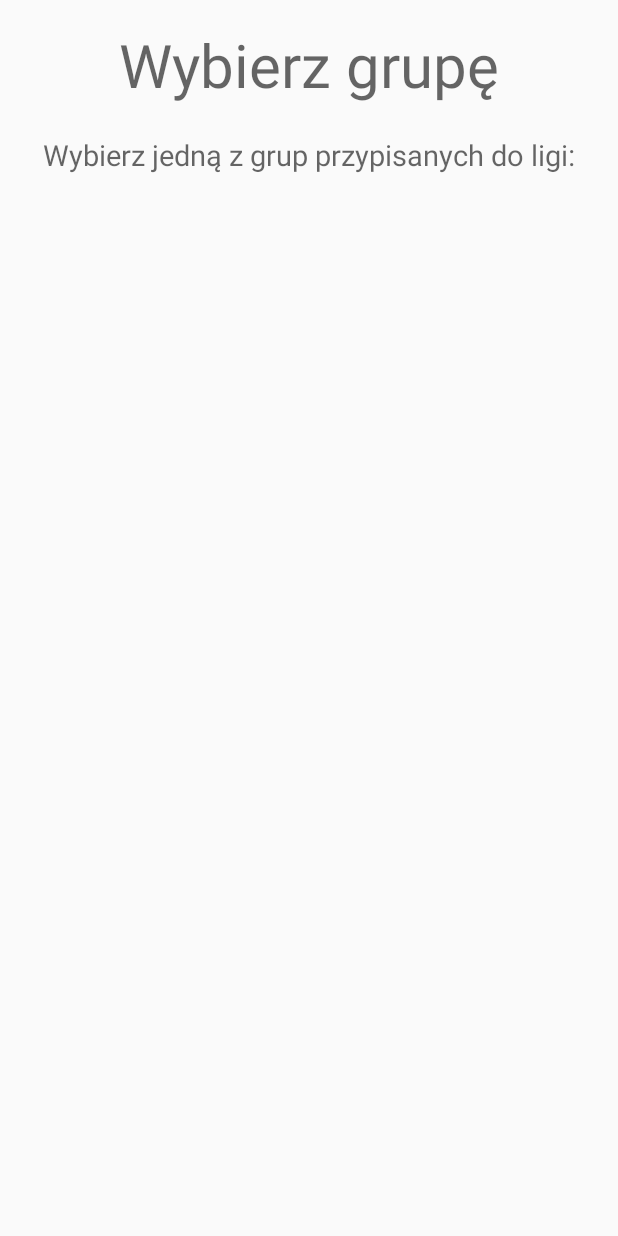
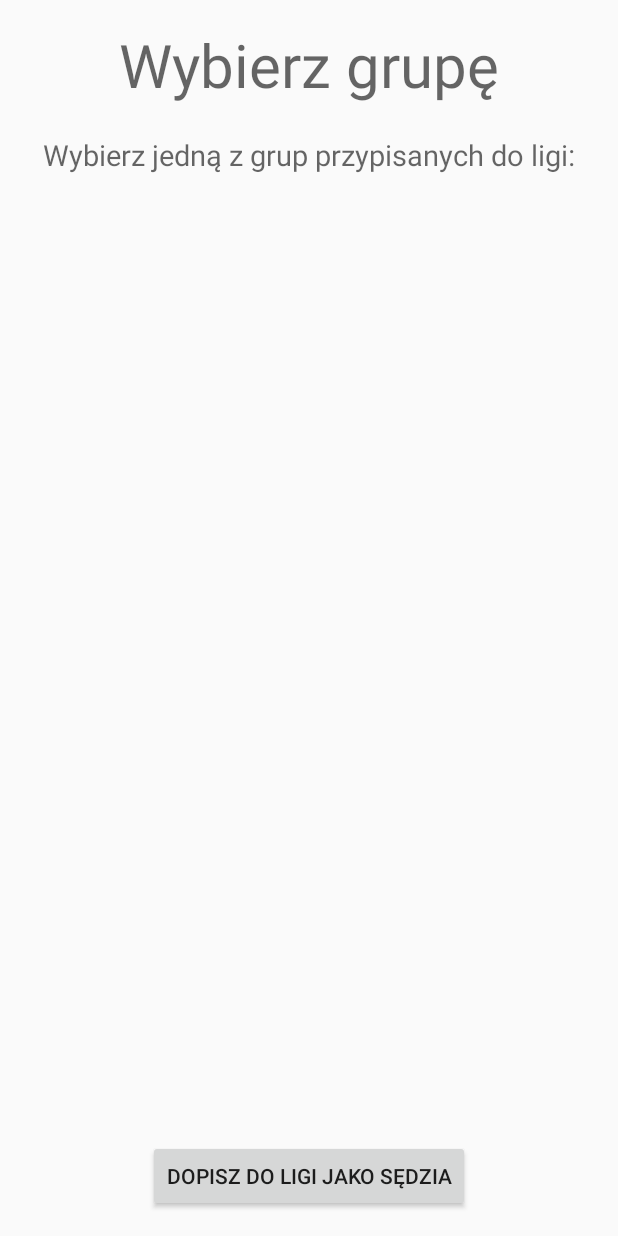
Before and after one commit to mxndev/apsiMobilna, an Android app: the GroupActivity screen opened directly, with no data from a screen before it, on a phone screen of 412 x 824 dp. Run offline under Robolectric (Android 15) with nearby library versions, the phone set to English and light mode, and no system bars; 1 statement that could not run was skipped.

Commit message:
dodano zapisywanie sedziego do ligi

```diff
--- a/WebLiga/app/src/main/res/layout/activity_groups.xml
+++ b/WebLiga/app/src/main/res/layout/activity_groups.xml
@@ -38,6 +38,16 @@
         android:layout_alignParentLeft="true"
         android:layout_alignParentStart="true"
         android:layout_alignParentRight="true"
-        android:layout_alignParentEnd="true"/>
+        android:layout_alignParentEnd="true"
+        android:layout_above="@+id/dodajdoLigiSedzia" />
+
+    <Button
+        android:layout_width="wrap_content"
+        android:layout_height="wrap_content"
+        android:text="Dopisz do ligi jako sędzia"
+        android:id="@+id/dodajdoLigiSedzia"
+        android:layout_alignParentBottom="true"
+        android:layout_centerHorizontal="true"
+        android:onClick="dodajdoLigiSedzia"/>
 
 </RelativeLayout>
```
Also changed, not shown: WebLiga/app/src/main/java/com/example/apsi/webliga/GroupActivity.java (+108 -16 lines).
